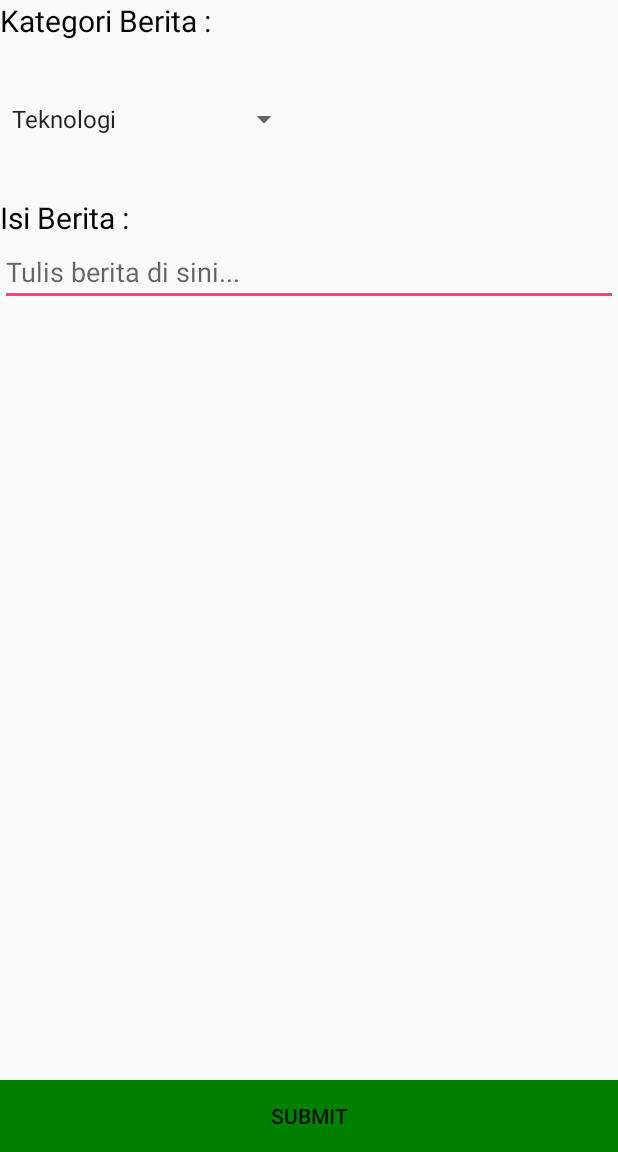
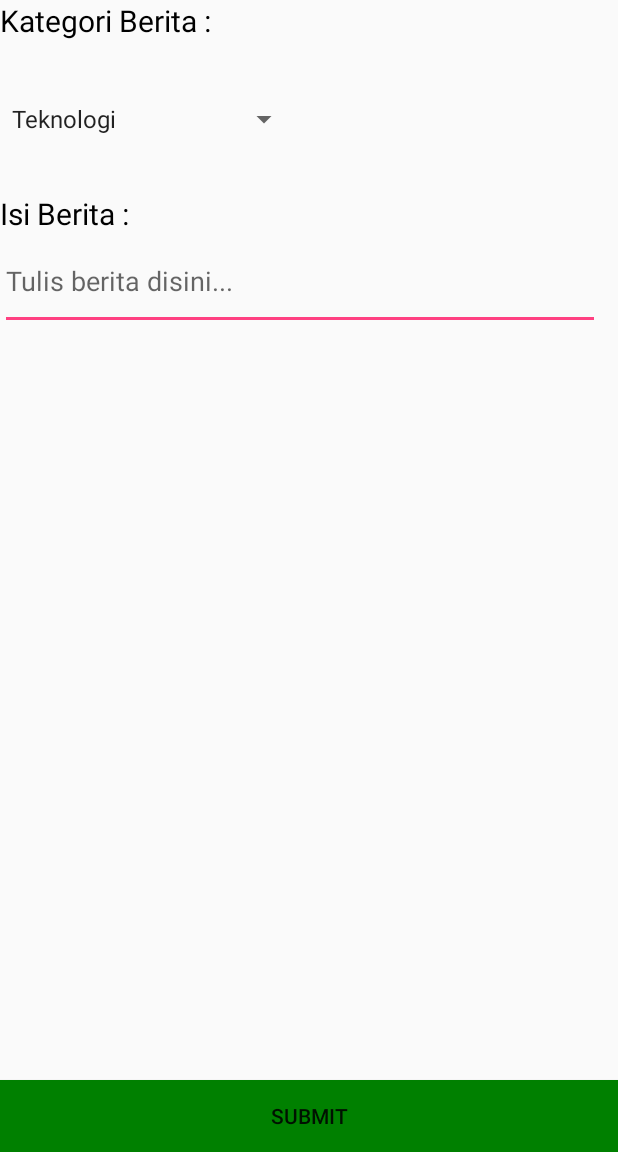
Before and after one commit to kurniawan15/Mobile-News, an Android app: the BodyReportActivity screen opened directly, with no data from a screen before it, on a phone screen of 412 x 824 dp, the part 84-1236 px from its top. Run offline under Robolectric (Android 15) with nearby library versions, the phone set to English and light mode, and no system bars.

Commit message:
Pesannya Apa?

```diff
--- a/app/src/main/java/com/example/cyberpegasus/news/LoginActivity.java
+++ b/app/src/main/java/com/example/cyberpegasus/news/LoginActivity.java
@@ -28,7 +28,7 @@ public class LoginActivity extends AppCompatActivity {
                 String pass = null;
                 user = username.getText().toString();
                 pass = password.getText().toString();
-                if(user.equals("gerry97") && pass.equals("gerry")){
+                if(user.equals("gerry97") && pass.equals("gerry") || user.equals("jeremi") && pass.equals("admin") ){
                     Intent mainIntent = new Intent(LoginActivity.this, DashboardActivity.class);
                     startActivity(mainIntent);
                     finish();
--- a/app/src/main/res/layout/activity_body_report.xml
+++ b/app/src/main/res/layout/activity_body_report.xml
@@ -28,7 +28,11 @@
         android:layout_marginTop="40dp"
         android:text="Isi Berita :"
         android:textColor="#000"
-        android:textSize="20sp" />
+        android:textSize="20sp"
+        android:includeFontPadding="false"
+        android:paddingTop="0px"
+        android:layout_gravity="top|left"
+        android:gravity="center|top"/>
 
     <LinearLayout
         android:layout_width="match_parent"
@@ -37,9 +41,9 @@
 
         <EditText
             android:id="@+id/isiBerita"
-            android:layout_width="match_parent"
-            android:layout_height="wrap_content"
-            android:hint="Tulis berita di sini..." />
+            android:layout_width="400dp"
+            android:layout_height="65dp"
+            android:hint="Tulis berita disini..." />
 
         <RelativeLayout
             android:layout_width="match_parent"
```
Also changed, not shown: app/src/main/res/layout/activity_dashboard.xml (+17 -4 lines), app/src/debug/res/filter-logo.png (added), app/src/main/res/drawable-hdpi/ic_action_search.png (added), app/src/main/res/drawable-mdpi/ic_action_search.png (added), app/src/main/res/drawable-xhdpi/ic_action_search.png (added), app/src/main/res/drawable-xxhdpi/ic_action_search.png (added), app/src/main/res/drawable/filterlogo.png (added).
